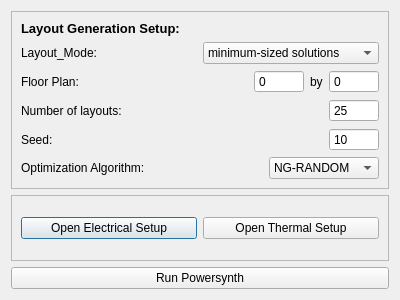
Qt form NEW_UI/ui/optimizationSetup.ui (e3da/PowerSynth2-core) before a commit.
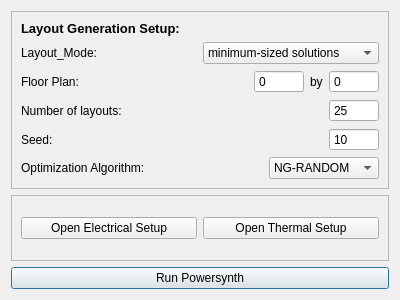
The same form after that commit.

Patch:
```diff
--- a/NEW_UI/ui/optimizationSetup.ui
+++ b/NEW_UI/ui/optimizationSetup.ui
@@ -284,6 +284,9 @@
      <property name="text">
       <string>Run Powersynth</string>
      </property>
+     <property name="default">
+      <bool>true</bool>
+     </property>
     </widget>
    </item>
   </layout>
```
